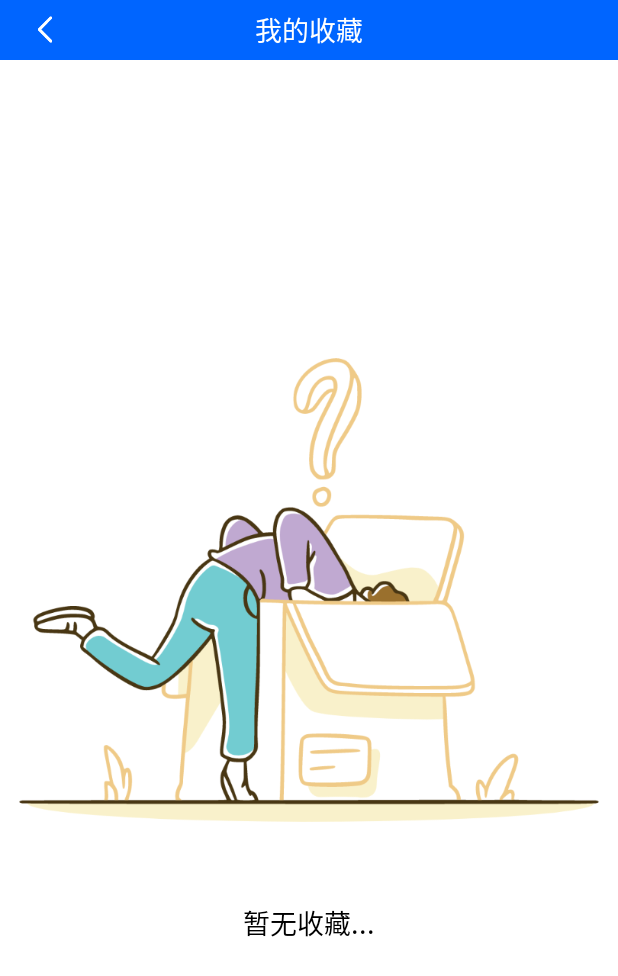
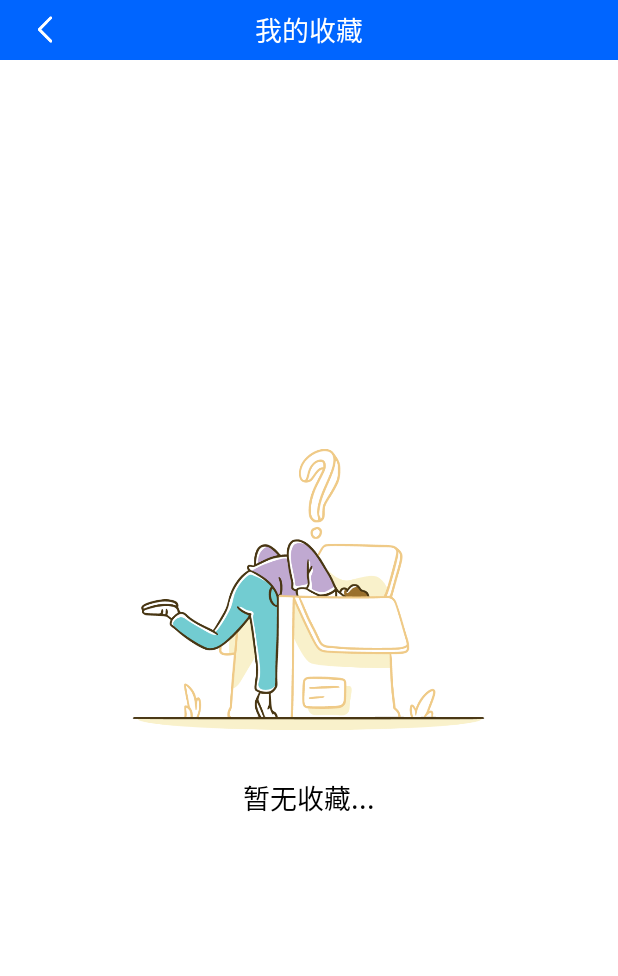
Before and after one commit to linweimao/HealthRecuperationApp, an Android app: the layout activity_my_collect.xml on its own in the app's theme, with its tools: preview values and no code run, on a phone screen of 412 x 824 dp. Shown: the top 976 px of the screen. Run offline under Robolectric (Android 15) with nearby library versions, the phone set to English and light mode, and no system bars.

Commit message:
优化我的收藏空白页

```diff
--- a/app/src/main/res/layout/activity_my_collect.xml
+++ b/app/src/main/res/layout/activity_my_collect.xml
@@ -39,8 +39,8 @@
         android:orientation="vertical">
 
         <ImageView
-            android:layout_width="wrap_content"
-            android:layout_height="wrap_content"
+            android:layout_width="@dimen/dimen_250dp"
+            android:layout_height="@dimen/dimen_250dp"
             android:src="@mipmap/empty_icon" />
 
         <TextView
```
